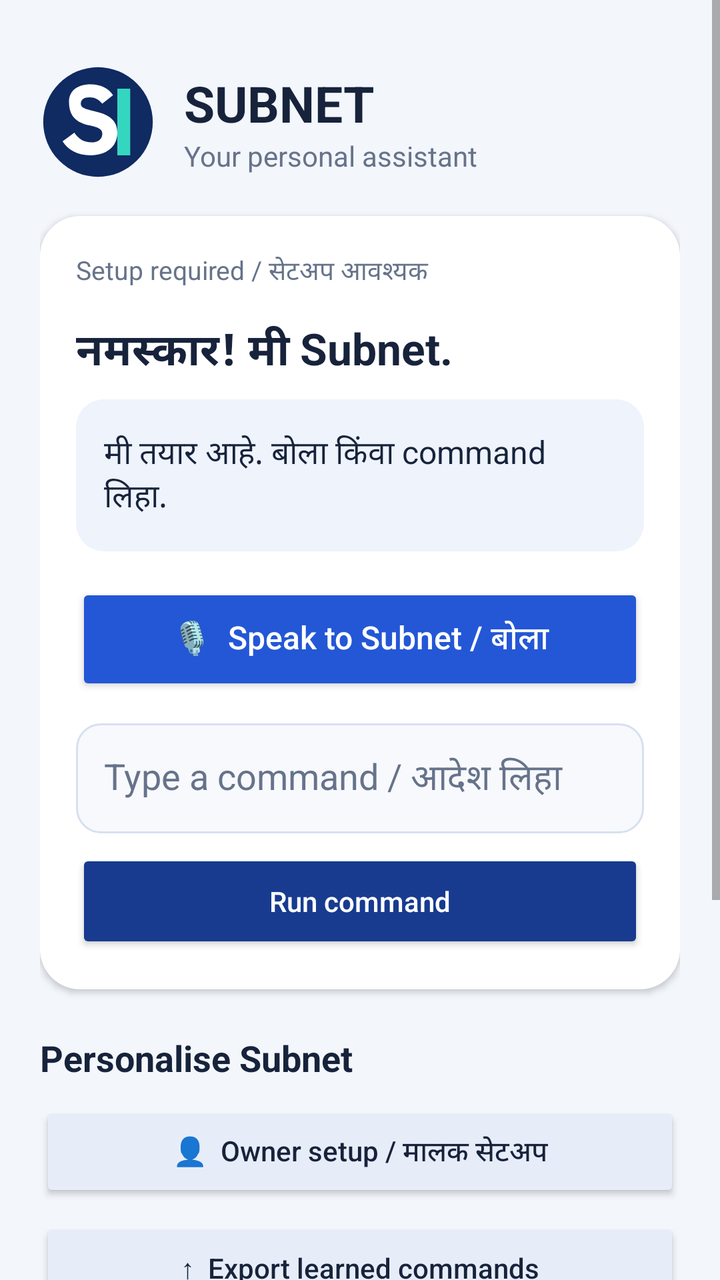
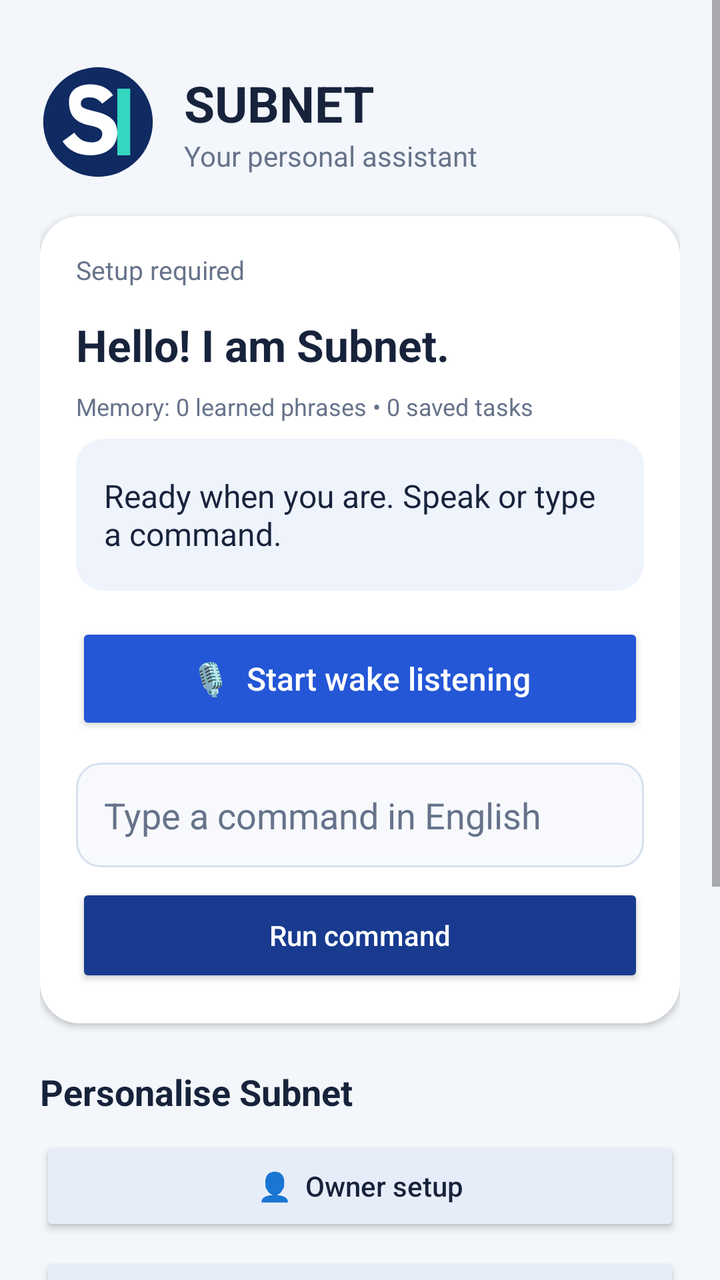

The first picture is an Android layout as it rendered before a commit; the second is the same layout after the commit. The layout source and the unified diff follow.
<!-- AndroidManifest.xml: application theme android:Theme.Material.Light.NoActionBar -->
<!-- res/layout/activity_main.xml -->
<?xml version="1.0" encoding="utf-8"?>
<ScrollView xmlns:android="http://schemas.android.com/apk/res/android"
    android:layout_width="match_parent"
    android:layout_height="match_parent"
    android:background="@color/sb_background"
    android:fillViewport="true">

    <LinearLayout
        android:layout_width="match_parent"
        android:layout_height="wrap_content"
        android:orientation="vertical"
        android:padding="20dp">

        <LinearLayout
            android:layout_width="match_parent"
            android:layout_height="wrap_content"
            android:gravity="center_vertical"
            android:orientation="horizontal"
            android:paddingTop="12dp"
            android:paddingBottom="18dp">

            <ImageView
                android:layout_width="58dp"
                android:layout_height="58dp"
                android:contentDescription="Subnet Assistant SB logo"
                android:src="@drawable/sb_logo" />

            <LinearLayout
                android:layout_width="0dp"
                android:layout_height="wrap_content"
                android:layout_marginStart="14dp"
                android:layout_weight="1"
                android:orientation="vertical">

                <TextView
                    android:layout_width="wrap_content"
                    android:layout_height="wrap_content"
                    android:text="SUBNET"
                    android:textColor="@color/sb_text"
                    android:textSize="25sp"
                    android:textStyle="bold" />

                <TextView
                    android:layout_width="wrap_content"
                    android:layout_height="wrap_content"
                    android:text="Your personal assistant"
                    android:textColor="@color/sb_muted"
                    android:textSize="14sp" />
            </LinearLayout>
        </LinearLayout>

        <LinearLayout
            android:layout_width="match_parent"
            android:layout_height="wrap_content"
            android:background="@drawable/card_surface"
            android:elevation="2dp"
            android:orientation="vertical"
            android:padding="18dp">

            <TextView
                android:id="@+id/setupStatus"
                android:layout_width="match_parent"
                android:layout_height="wrap_content"
                android:text="Setup required / सेटअप आवश्यक"
                android:textColor="@color/sb_muted"
                android:textSize="13sp" />

            <TextView
                android:layout_width="match_parent"
                android:layout_height="wrap_content"
                android:layout_marginTop="14dp"
                android:text="नमस्कार! मी Subnet."
                android:textColor="@color/sb_text"
                android:textSize="22sp"
                android:textStyle="bold" />

            <TextView
                android:id="@+id/status"
                android:layout_width="match_parent"
                android:layout_height="wrap_content"
                android:layout_marginTop="8dp"
                android:background="@drawable/status_surface"
                android:gravity="center_vertical"
                android:minHeight="76dp"
                android:padding="14dp"
                android:text="मी तयार आहे. बोला किंवा command लिहा."
                android:textColor="@color/sb_text"
                android:textSize="16sp" />

            <Button
                android:id="@+id/listenButton"
                android:layout_width="match_parent"
                android:layout_height="56dp"
                android:layout_marginTop="16dp"
                android:backgroundTint="@color/sb_primary"
                android:text="🎙  Speak to Subnet / बोला"
                android:textAllCaps="false"
                android:textColor="@android:color/white"
                android:textSize="16sp" />

            <EditText
                android:id="@+id/commandInput"
                android:layout_width="match_parent"
                android:layout_height="wrap_content"
                android:layout_marginTop="14dp"
                android:background="@drawable/input_surface"
                android:hint="Type a command / आदेश लिहा"
                android:inputType="textCapSentences"
                android:minHeight="52dp"
                android:padding="14dp"
                android:singleLine="true"
                android:textColor="@color/sb_text"
                android:textColorHint="@color/sb_muted" />

            <Button
                android:id="@+id/runButton"
                android:layout_width="match_parent"
                android:layout_height="52dp"
                android:layout_marginTop="8dp"
                android:backgroundTint="@color/sb_secondary"
                android:text="Run command"
                android:textAllCaps="false"
                android:textColor="@android:color/white" />
        </LinearLayout>

        <TextView
            android:layout_width="match_parent"
            android:layout_height="wrap_content"
            android:layout_marginTop="22dp"
            android:layout_marginBottom="10dp"
            android:text="Personalise Subnet"
            android:textColor="@color/sb_text"
            android:textSize="18sp"
            android:textStyle="bold" />

        <Button
            android:id="@+id/setupButton"
            android:layout_width="match_parent"
            android:layout_height="50dp"
            android:backgroundTint="@color/sb_card_button"
            android:text="👤  Owner setup / मालक सेटअप"
            android:textAllCaps="false"
            android:textColor="@color/sb_text" />

        <Button
            android:id="@+id/exportButton"
            android:layout_width="match_parent"
            android:layout_height="50dp"
            android:layout_marginTop="8dp"
            android:backgroundTint="@color/sb_card_button"
            android:text="↑  Export learned commands"
            android:textAllCaps="false"
            android:textColor="@color/sb_text" />

        <Button
            android:id="@+id/importButton"
            android:layout_width="match_parent"
            android:layout_height="50dp"
            android:layout_marginTop="8dp"
            android:backgroundTint="@color/sb_card_button"
            android:text="↓  Import learned commands"
            android:textAllCaps="false"
            android:textColor="@color/sb_text" />

        <Button
            android:id="@+id/suggestButton"
            android:layout_width="match_parent"
            android:layout_height="52dp"
            android:layout_marginTop="8dp"
            android:backgroundTint="@color/sb_accent"
            android:text="💡  Suggest a feature"
            android:textAllCaps="false"
            android:textColor="@android:color/white" />

        <TextView
            android:layout_width="match_parent"
            android:layout_height="wrap_content"
            android:layout_marginTop="20dp"
            android:padding="14dp"
            android:background="@drawable/status_surface"
            android:text="Try: “आईला call कर”  •  “WhatsApp उघड”  •  “note उद्या दूध आणायचे”  •  “teach आई as Aai”"
            android:textColor="@color/sb_muted"
            android:textSize="13sp" />

        <TextView
            android:layout_width="match_parent"
            android:layout_height="wrap_content"
            android:layout_marginTop="14dp"
            android:gravity="center"
            android:text="SUBNETBYTES  •  Built to learn with you"
            android:textColor="@color/sb_muted"
            android:textSize="11sp" />
    </LinearLayout>
</ScrollView>
<!-- resources referenced by this layout -->
<resources>
  <color name="sb_accent">#0E8A78</color>
  <color name="sb_background">#F3F6FB</color>
  <color name="sb_card_button">#E7EDF8</color>
  <color name="sb_muted">#66738A</color>
  <color name="sb_primary">#2457D6</color>
  <color name="sb_secondary">#183B8F</color>
  <color name="sb_text">#17233B</color>
  <!-- drawable card_surface (drawable) -->
  <shape xmlns:android="http://schemas.android.com/apk/res/android">
      <solid android:color="#FFFFFF" />
      <corners android:radius="20dp" />
  </shape>
  <!-- drawable input_surface (drawable) -->
  <shape xmlns:android="http://schemas.android.com/apk/res/android">
      <solid android:color="#F7F9FD" />
      <stroke android:width="1dp" android:color="#D7E0F0" />
      <corners android:radius="12dp" />
  </shape>
  <!-- drawable sb_logo (drawable) -->
  <vector xmlns:android="http://schemas.android.com/apk/res/android"
      android:width="108dp" android:height="108dp" android:viewportWidth="108" android:viewportHeight="108">
      <path android:fillColor="#102A62" android:pathData="M54,3A51,51 0,1 0,54 105A51,51 0,1 0,54 3Z" />
      <path android:fillColor="#FFFFFF" android:pathData="M27,35C27,25 35,19 47,19C57,19 64,23 68,29L58,37C55,33 51,31 46,31C41,31 38,33 38,37C38,41 42,42 51,44C64,47 72,52 72,64C72,77 62,85 47,85C35,85 26,80 21,72L32,64C36,70 41,73 48,73C54,73 58,70 58,65C58,61 55,59 45,57C34,54 27,49 27,35Z" />
      <path android:fillColor="#35D6C0" android:pathData="M72,23L84,23L84,85L72,85Z" />
  </vector>
  <!-- drawable status_surface (drawable) -->
  <shape xmlns:android="http://schemas.android.com/apk/res/android">
      <solid android:color="#EEF3FC" />
      <corners android:radius="14dp" />
  </shape>
</resources>

<!-- the commit's change to res/layout/activity_main.xml (unified diff, before → after) -->
@@ -61,7 +61,7 @@
                 android:id="@+id/setupStatus"
                 android:layout_width="match_parent"
                 android:layout_height="wrap_content"
-                android:text="Setup required / सेटअप आवश्यक"
+                android:text="Setup required"
                 android:textColor="@color/sb_muted"
                 android:textSize="13sp" />
 
@@ -69,10 +69,19 @@
                 android:layout_width="match_parent"
                 android:layout_height="wrap_content"
                 android:layout_marginTop="14dp"
-                android:text="नमस्कार! मी Subnet."
+                android:text="Hello! I am Subnet."
                 android:textColor="@color/sb_text"
                 android:textSize="22sp"
                 android:textStyle="bold" />
+
+            <TextView
+                android:id="@+id/learningStatus"
+                android:layout_width="match_parent"
+                android:layout_height="wrap_content"
+                android:layout_marginTop="8dp"
+                android:text="Memory: 0 learned phrases • 0 saved tasks"
+                android:textColor="@color/sb_muted"
+                android:textSize="12sp" />
 
             <TextView
                 android:id="@+id/status"
@@ -83,7 +92,7 @@
                 android:gravity="center_vertical"
                 android:minHeight="76dp"
                 android:padding="14dp"
-                android:text="मी तयार आहे. बोला किंवा command लिहा."
+                android:text="Ready when you are. Speak or type a command."
                 android:textColor="@color/sb_text"
                 android:textSize="16sp" />
 
@@ -93,7 +102,7 @@
                 android:layout_height="56dp"
                 android:layout_marginTop="16dp"
                 android:backgroundTint="@color/sb_primary"
-                android:text="🎙  Speak to Subnet / बोला"
+                android:text="🎙  Start wake listening"
                 android:textAllCaps="false"
                 android:textColor="@android:color/white"
                 android:textSize="16sp" />
@@ -104,7 +113,7 @@
                 android:layout_height="wrap_content"
                 android:layout_marginTop="14dp"
                 android:background="@drawable/input_surface"
-                android:hint="Type a command / आदेश लिहा"
+                android:hint="Type a command in English"
                 android:inputType="textCapSentences"
                 android:minHeight="52dp"
                 android:padding="14dp"
@@ -138,7 +147,7 @@
             android:layout_width="match_parent"
             android:layout_height="50dp"
             android:backgroundTint="@color/sb_card_button"
-            android:text="👤  Owner setup / मालक सेटअप"
+            android:text="👤  Owner setup"
             android:textAllCaps="false"
             android:textColor="@color/sb_text" />
 
@@ -178,7 +187,7 @@
             android:layout_marginTop="20dp"
             android:padding="14dp"
             android:background="@drawable/status_surface"
-            android:text="Try: “आईला call कर”  •  “WhatsApp उघड”  •  “note उद्या दूध आणायचे”  •  “teach आई as Aai”"
+            android:text="Try: “Open WhatsApp”  •  “Call Alex”  •  “Note buy groceries”  •  “Teach my office as work”"
             android:textColor="@color/sb_muted"
             android:textSize="13sp" />
 
